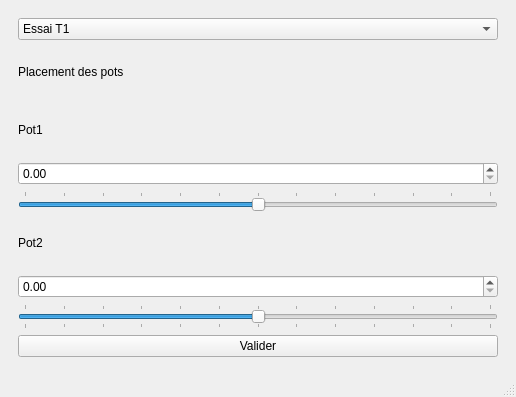
This is QT/Menus interface/mainwindow.ui in qserdel/projet-industriel-roborongeurs as Qt 5 draws it before an edit. The edited form follows.
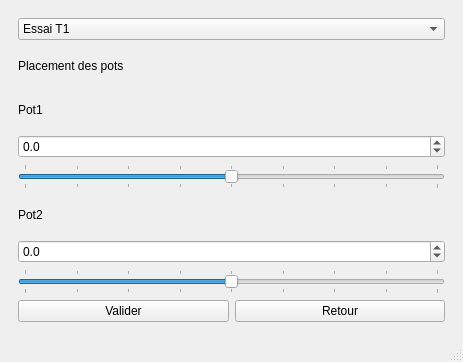
This is the edited form.

The edit to the form file:
```diff
--- a/QT/Menus interface/mainwindow.ui
+++ b/QT/Menus interface/mainwindow.ui
@@ -6,8 +6,8 @@
    <rect>
     <x>0</x>
     <y>0</y>
-    <width>516</width>
-    <height>397</height>
+    <width>463</width>
+    <height>362</height>
    </rect>
   </property>
   <property name="windowTitle">
@@ -1342,42 +1342,6 @@
       </widget>
       <widget class="QWidget" name="page_9">
        <layout class="QGridLayout" name="gridLayout_13">
-        <item row="4" column="0">
-         <widget class="QSlider" name="sliderPlacementPot1">
-          <property name="maximum">
-           <number>12</number>
-          </property>
-          <property name="sliderPosition">
-           <number>6</number>
-          </property>
-          <property name="orientation">
-           <enum>Qt::Horizontal</enum>
-          </property>
-          <property name="tickPosition">
-           <enum>QSlider::TicksAbove</enum>
-          </property>
-          <property name="tickInterval">
-           <number>1</number>
-          </property>
-         </widget>
-        </item>
-        <item row="2" column="0">
-         <widget class="QLabel" name="label_19">
-          <property name="text">
-           <string>Pot1</string>
-          </property>
-         </widget>
-        </item>
-        <item row="3" column="0">
-         <widget class="QDoubleSpinBox" name="boxPlacementPot1"/>
-        </item>
-        <item row="1" column="0">
-         <widget class="QLabel" name="label_18">
-          <property name="text">
-           <string>Placement des pots</string>
-          </property>
-         </widget>
-        </item>
         <item row="12" column="0">
          <widget class="QPushButton" name="validerPlacementPots">
           <property name="text">
@@ -1392,19 +1356,84 @@
           </property>
          </widget>
         </item>
-        <item row="6" column="0">
-         <widget class="QDoubleSpinBox" name="boxPlacementPot2"/>
+        <item row="6" column="0" colspan="2">
+         <widget class="QDoubleSpinBox" name="boxPlacementPot2">
+          <property name="decimals">
+           <number>1</number>
+          </property>
+          <property name="minimum">
+           <double>-4.000000000000000</double>
+          </property>
+          <property name="maximum">
+           <double>4.000000000000000</double>
+          </property>
+          <property name="singleStep">
+           <double>0.500000000000000</double>
+          </property>
+         </widget>
         </item>
-        <item row="7" column="0">
+        <item row="4" column="0" colspan="2">
+         <widget class="QSlider" name="sliderPlacementPot1">
+          <property name="minimum">
+           <number>-8</number>
+          </property>
+          <property name="maximum">
+           <number>8</number>
+          </property>
+          <property name="value">
+           <number>0</number>
+          </property>
+          <property name="sliderPosition">
+           <number>0</number>
+          </property>
+          <property name="orientation">
+           <enum>Qt::Horizontal</enum>
+          </property>
+          <property name="tickPosition">
+           <enum>QSlider::TicksBothSides</enum>
+          </property>
+          <property name="tickInterval">
+           <number>2</number>
+          </property>
+         </widget>
+        </item>
+        <item row="2" column="0" colspan="2">
+         <widget class="QLabel" name="label_19">
+          <property name="text">
+           <string>Pot1</string>
+          </property>
+         </widget>
+        </item>
+        <item row="12" column="1">
+         <widget class="QPushButton" name="retourPlacementPots">
+          <property name="text">
+           <string>Retour</string>
+          </property>
+         </widget>
+        </item>
+        <item row="1" column="0" colspan="2">
+         <widget class="QLabel" name="label_18">
+          <property name="text">
+           <string>Placement des pots</string>
+          </property>
+         </widget>
+        </item>
+        <item row="7" column="0" colspan="2">
          <widget class="QSlider" name="sliderPlacementPot2">
+          <property name="minimum">
+           <number>-8</number>
+          </property>
           <property name="maximum">
-           <number>12</number>
+           <number>8</number>
+          </property>
+          <property name="singleStep">
+           <number>1</number>
           </property>
           <property name="value">
-           <number>6</number>
+           <number>0</number>
           </property>
           <property name="sliderPosition">
-           <number>6</number>
+           <number>0</number>
           </property>
           <property name="orientation">
            <enum>Qt::Horizontal</enum>
@@ -1413,11 +1442,27 @@
            <enum>QSlider::TicksBothSides</enum>
           </property>
           <property name="tickInterval">
+           <number>2</number>
+          </property>
+         </widget>
+        </item>
+        <item row="3" column="0" colspan="2">
+         <widget class="QDoubleSpinBox" name="boxPlacementPot1">
+          <property name="decimals">
            <number>1</number>
           </property>
+          <property name="minimum">
+           <double>-4.000000000000000</double>
+          </property>
+          <property name="maximum">
+           <double>4.000000000000000</double>
+          </property>
+          <property name="singleStep">
+           <double>0.500000000000000</double>
+          </property>
          </widget>
         </item>
-        <item row="0" column="0">
+        <item row="0" column="0" colspan="2">
          <widget class="QComboBox" name="selecteurEssai">
           <item>
            <property name="text">
```
Left out of the diff: 48 changed lines with no effect on the pictures.
